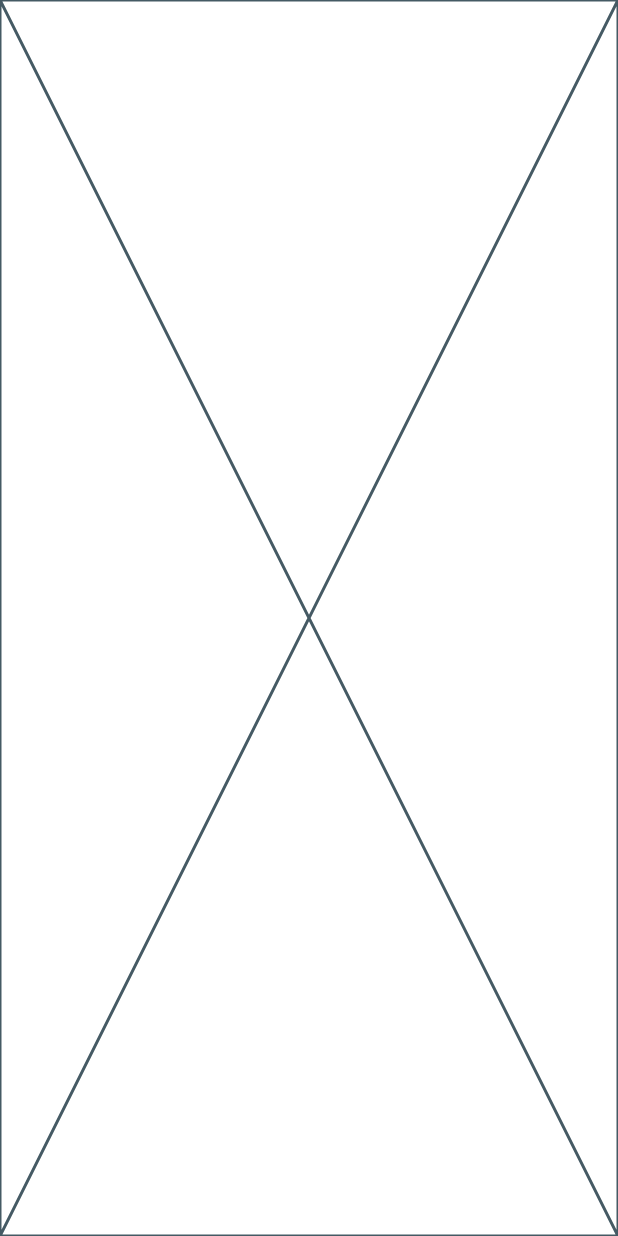
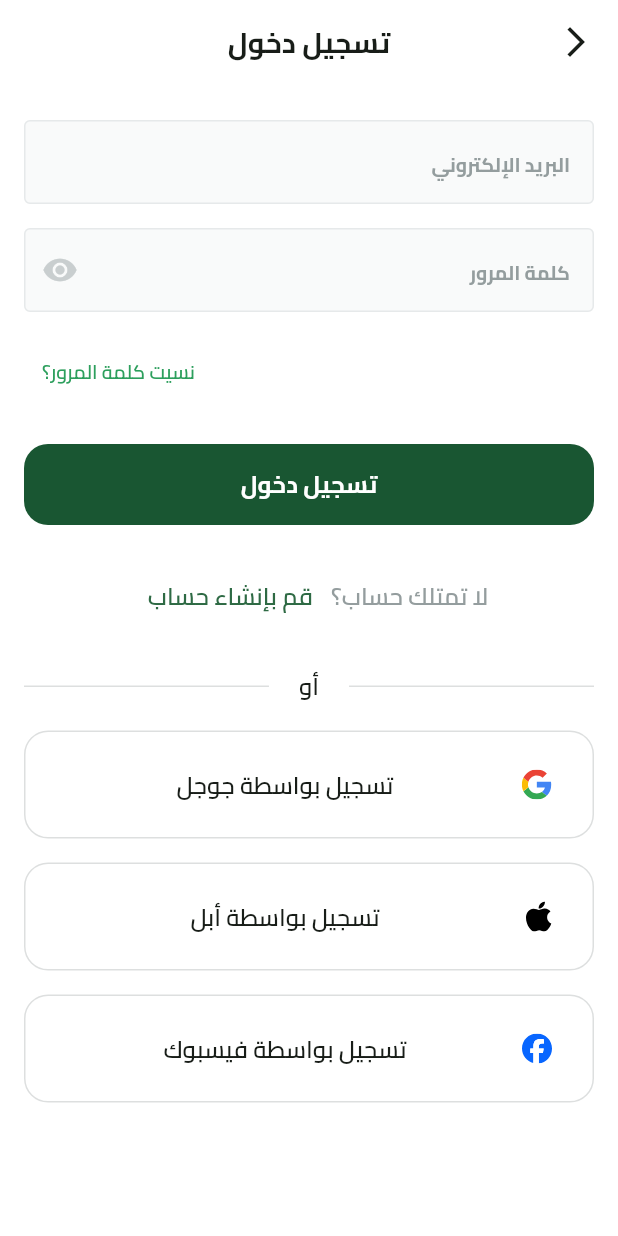
Before and after one commit to walidhussein20/FruitHub, a Flutter app: the screen it shows after launch, after a tap on "تخط", on a phone screen of 412 x 824 dp. Run offline on Flutter 3.47's test engine with Material 3 defaults, Android fonts, the phone set to English and light mode, and no system bars; our stand-ins replace dots_indicator, flutter_svg, shared_preferences.

Commit message:
login ui done

```diff
--- a/lib/core/utils/app_colors.dart
+++ b/lib/core/utils/app_colors.dart
@@ -2,5 +2,6 @@ import 'package:flutter/material.dart';
 
 abstract class AppColors {
   static const Color primaryColor = Color(0xff195632);
+  static const Color lightPrimaryColor = Color(0xff2D9F5D);
   static const Color secondaryColor = Color(0xffF4A91F);
 }
--- a/lib/core/utils/app_images.dart
+++ b/lib/core/utils/app_images.dart
@@ -5,6 +5,18 @@ class Assets {
   /// Assets for imagesAppIcon
   /// assets/images/app_icon.png
   static const String imagesAppIcon = "assets/images/app_icon.png";
+
+  /// Assets for imagesAppleImage
+  /// assets/images/apple_image.svg
+  static const String imagesAppleImage = "assets/images/apple_image.svg";
+
+  /// Assets for imagesFacebookImage
+  /// assets/images/facebook_image.svg
+  static const String imagesFacebookImage = "assets/images/facebook_image.svg";
+
+  /// Assets for imagesGoogleImage
+  /// assets/images/google_image.svg
+  static const String imagesGoogleImage = "assets/images/google_image.svg";
 
   /// Assets for imagesLogo
   /// assets/images/logo.svg
--- /dev/null
+++ b/lib/core/widgets/custom_app_bar.dart
@@ -0,0 +1,21 @@
+import 'package:flutter/material.dart';
+import 'package:fruites_e_commerce/core/utils/app_text_styles.dart';
+
+AppBar buildAppBar(context, {required String title}) {
+  return AppBar(
+    backgroundColor: Colors.white,
+    centerTitle: true,
+    leading: IconButton(
+      onPressed: () {
+        Navigator.pop(context);
+      },
+      icon: Icon(
+        Icons.arrow_back_ios_new,
+      ),
+    ),
+    title: Text(
+      title,
+      style: TextStyles.bold19,
+    ),
+  );
+}
--- a/lib/core/widgets/custom_botton.dart
+++ b/lib/core/widgets/custom_button.dart
@@ -2,8 +2,8 @@ import 'package:flutter/material.dart';
 import 'package:fruites_e_commerce/core/utils/app_colors.dart';
 import 'package:fruites_e_commerce/core/utils/app_text_styles.dart';
 
-class CustomBotton extends StatelessWidget {
-  const CustomBotton({super.key, required this.onPressed, required this.text});
+class CustomButton extends StatelessWidget {
+  const CustomButton({super.key, required this.onPressed, required this.text});
   final VoidCallback onPressed;
   final String text;
   @override
--- /dev/null
+++ b/lib/core/widgets/custom_text_form_field.dart
@@ -0,0 +1,41 @@
+import 'package:flutter/material.dart';
+import 'package:fruites_e_commerce/core/utils/app_text_styles.dart';
+
+class CustomTextFormField extends StatelessWidget {
+  const CustomTextFormField(
+      {super.key,
+      required this.hintText,
+      this.suffixIcon,
+      required this.keyboardType});
+  final String hintText;
+  final Widget? suffixIcon;
+  final TextInputType keyboardType;
+
+  @override
+  Widget build(BuildContext context) {
+    return TextFormField(
+      keyboardType: keyboardType,
+      decoration: InputDecoration(
+        filled: true,
+        fillColor: Color(0xffF9FAFA),
+        hintText: hintText,
+        hintStyle: TextStyles.bold13.copyWith(
+          color: Color(0xff949D9E),
+        ),
+        suffixIcon: suffixIcon,
+        enabledBorder: buildBorder(),
+        focusedBorder: buildBorder(),
+        border: buildBorder(),
+      ),
+    );
+  }
+
+  OutlineInputBorder buildBorder() {
+    return OutlineInputBorder(
+      borderRadius: BorderRadius.circular(4),
+      borderSide: BorderSide(
+        color: Color(0xffE6E9EA),
+      ),
+    );
+  }
+}
--- a/lib/features/auth/presentation/views/login_view.dart
+++ b/lib/features/auth/presentation/views/login_view.dart
@@ -1,10 +1,17 @@
 import 'package:flutter/material.dart';
+
+import 'package:fruites_e_commerce/core/widgets/custom_app_bar.dart';
+
+import 'package:fruites_e_commerce/features/auth/presentation/views/widgets/login_view_body.dart';
 
 class LoginView extends StatelessWidget {
   const LoginView({super.key});
   static const routeName = 'login';
   @override
   Widget build(BuildContext context) {
-    return const Placeholder();
+    return Scaffold(
+      appBar: buildAppBar(context, title: 'تسجيل دخول'),
+      body: LoginViewBody(),
+    );
   }
 }
--- /dev/null
+++ b/lib/features/auth/presentation/views/widgets/dont_have_an_account.dart
@@ -0,0 +1,25 @@
+import 'package:flutter/material.dart';
+import 'package:fruites_e_commerce/core/utils/app_text_styles.dart';
+
+class DontHaveAnAccountWidget extends StatelessWidget {
+  const DontHaveAnAccountWidget({super.key});
+
+  @override
+  Widget build(BuildContext context) {
+    return Row(
+      mainAxisAlignment: MainAxisAlignment.center,
+      children: [
+        Text(
+          'لا تمتلك حساب؟',
+          style: TextStyles.semiBold16.copyWith(
+            color: Color(0xff949D9E),
+          ),
+        ),
+        TextButton(
+          onPressed: () {},
+          child: Text('قم بإنشاء حساب', style: TextStyles.semiBold16),
+        ),
+      ],
+    );
+  }
+}
--- /dev/null
+++ b/lib/features/auth/presentation/views/widgets/login_view_body.dart
@@ -0,0 +1,81 @@
+import 'package:flutter/material.dart';
+import 'package:fruites_e_commerce/core/utils/app_colors.dart';
+import 'package:fruites_e_commerce/core/utils/app_images.dart';
+import 'package:fruites_e_commerce/core/utils/app_text_styles.dart';
+import 'package:fruites_e_commerce/core/widgets/custom_button.dart';
+import 'package:fruites_e_commerce/core/widgets/custom_text_form_field.dart';
+import 'package:fruites_e_commerce/features/auth/presentation/views/widgets/social_login_button.dart';
+import 'package:fruites_e_commerce/features/auth/presentation/views/widgets/dont_have_an_account.dart';
+import 'package:fruites_e_commerce/features/auth/presentation/views/widgets/or_divider.dart';
+
+class LoginViewBody extends StatelessWidget {
+  const LoginViewBody({super.key});
+
+  @override
+  Widget build(BuildContext context) {
+    return SingleChildScrollView(
+      child: Padding(
+        padding: const EdgeInsets.symmetric(horizontal: 16),
+        child: Column(
+          children: [
+            SizedBox(height: 24),
+            CustomTextFormField(
+              hintText: 'البريد الإلكتروني',
+              keyboardType: TextInputType.emailAddress,
+            ),
+            SizedBox(height: 16),
+            CustomTextFormField(
+              hintText: 'كلمة المرور',
+              suffixIcon: Icon(
+                Icons.visibility,
+                color: Color(0xffC9CECF),
+              ),
+              keyboardType: TextInputType.visiblePassword,
+            ),
+            SizedBox(height: 16),
+            TextButton(
+              onPressed: () {},
+              child: Row(
+                mainAxisAlignment: MainAxisAlignment.end,
+                children: [
+                  Text(
+                    'نسيت كلمة المرور؟',
+                    style: TextStyles.semiBold13
+                        .copyWith(color: AppColors.lightPrimaryColor),
+                  ),
+                ],
+              ),
+            ),
+            SizedBox(height: 24),
+            CustomButton(
+              onPressed: () {},
+              text: 'تسجيل دخول',
+            ),
+            SizedBox(height: 24),
+            DontHaveAnAccountWidget(),
+            SizedBox(height: 24),
+            OrDivider(),
+            SizedBox(height: 18),
+            SocialLoginButton(
+              socialName: 'تسجيل بواسطة جوجل',
+              socialImage: Assets.imagesGoogleImage,
+              onTap: () {},
+            ),
+            SizedBox(height: 16),
+            SocialLoginButton(
+              socialName: 'تسجيل بواسطة أبل',
+              socialImage: Assets.imagesAppleImage,
+              onTap: () {},
+            ),
+            SizedBox(height: 16),
+            SocialLoginButton(
+              socialName: 'تسجيل بواسطة فيسبوك',
+              socialImage: Assets.imagesFacebookImage,
+              onTap: () {},
+            ),
+          ],
+        ),
+      ),
+    );
+  }
+}
--- /dev/null
+++ b/lib/features/auth/presentation/views/widgets/or_divider.dart
@@ -0,0 +1,31 @@
+import 'package:flutter/material.dart';
+import 'package:fruites_e_commerce/core/utils/app_text_styles.dart';
+
+class OrDivider extends StatelessWidget {
+  const OrDivider({super.key});
+
+  @override
+  Widget build(BuildContext context) {
+    return Row(
+      children: [
+        Expanded(
+          child: Divider(
+            color: Color(0xffDDDFDF),
+          ),
+        ),
+        Padding(
+          padding: EdgeInsets.symmetric(horizontal: 20),
+          child: Text(
+            "أو",
+            style: TextStyles.semiBold16,
+          ),
+        ),
+        Expanded(
+          child: Divider(
+            color: Color(0xffDDDFDF),
+          ),
+        ),
+      ],
+    );
+  }
+}
--- /dev/null
+++ b/lib/features/auth/presentation/views/widgets/social_login_button.dart
@@ -0,0 +1,39 @@
+import 'package:flutter/material.dart';
+import 'package:flutter_svg/flutter_svg.dart';
+import 'package:fruites_e_commerce/core/utils/app_text_styles.dart';
+
+class SocialLoginButton extends StatelessWidget {
+  const SocialLoginButton(
+      {super.key,
+      required this.socialName,
+      required this.socialImage,
+      required this.onTap});
+  final String socialName;
+  final String socialImage;
+  final VoidCallback onTap;
+
+  @override
+  Widget build(BuildContext context) {
+    return SizedBox(
+      width: double.infinity,
+      child: TextButton(
+        style: TextButton.styleFrom(
+          shape: RoundedRectangleBorder(
+            side: BorderSide(color: Color(0xffDDDFDF), width: 1),
+            borderRadius: BorderRadius.circular(16),
+          ),
+        ),
+        onPressed: onTap,
+        child: ListTile(
+          leading: SvgPicture.asset(socialImage),
+          title: Center(
+            child: Text(
+              socialName,
+              style: TextStyles.semiBold16,
+            ),
+          ),
+        ),
+      ),
+    );
+  }
+}
--- a/lib/features/on_boarding/presentation/views/widgets/on_boarding_view_body.dart
+++ b/lib/features/on_boarding/presentation/views/widgets/on_boarding_view_body.dart
@@ -2,7 +2,7 @@ import 'package:dots_indicator/dots_indicator.dart';
 import 'package:flutter/material.dart';
 import 'package:fruites_e_commerce/core/services/shared_preferences_singleton.dart';
 import 'package:fruites_e_commerce/core/utils/app_colors.dart';
-import 'package:fruites_e_commerce/core/widgets/custom_botton.dart';
+import 'package:fruites_e_commerce/core/widgets/custom_button.dart';
 import 'package:fruites_e_commerce/features/auth/presentation/views/login_view.dart';
 import 'package:fruites_e_commerce/features/on_boarding/presentation/views/widgets/on_boarding_page_view.dart';
 
@@ -60,7 +60,7 @@ class _OnBoardingViewBodyState extends State<OnBoardingViewBody> {
           maintainState: true,
           child: Padding(
             padding: const EdgeInsets.symmetric(horizontal: 16),
-            child: CustomBotton(
+            child: CustomButton(
               onPressed: () {
                 Prefs.setBool('isOnboardingSeen', true);
                 Navigator.of(context).pushReplacementNamed(LoginView.routeName);
--- a/lib/main.dart
+++ b/lib/main.dart
@@ -2,6 +2,7 @@ import 'package:flutter/material.dart';
 import 'package:flutter_localizations/flutter_localizations.dart';
 import 'package:fruites_e_commerce/core/helper_functions/on_generate_routes.dart';
 import 'package:fruites_e_commerce/core/services/shared_preferences_singleton.dart';
+import 'package:fruites_e_commerce/core/utils/app_colors.dart';
 import 'package:fruites_e_commerce/features/splash/presentation/views/splash_view.dart';
 import 'package:fruites_e_commerce/generated/l10n.dart';
 
@@ -19,7 +20,9 @@ class FruitHub extends StatelessWidget {
   Widget build(BuildContext context) {
     return MaterialApp(
       theme: ThemeData(
+        scaffoldBackgroundColor: Colors.white,
         fontFamily: 'Cairo',
+        colorScheme: ColorScheme.fromSeed(seedColor: AppColors.primaryColor),
       ),
       locale: Locale('ar'),
       debugShowCheckedModeBanner: false,
```
Also changed, not shown: assets/images/apple_image.svg (added), assets/images/facebook_image.svg (added), assets/images/google_image.svg (added).
